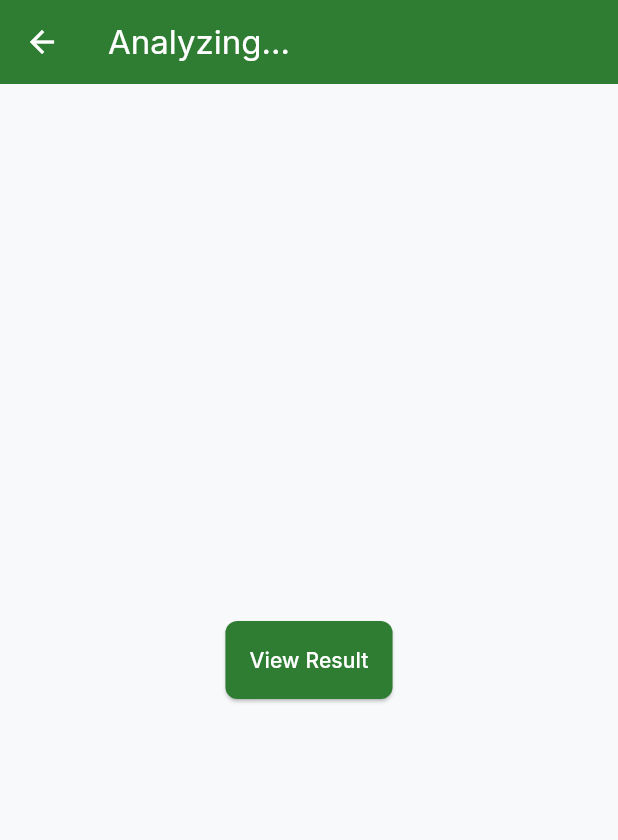
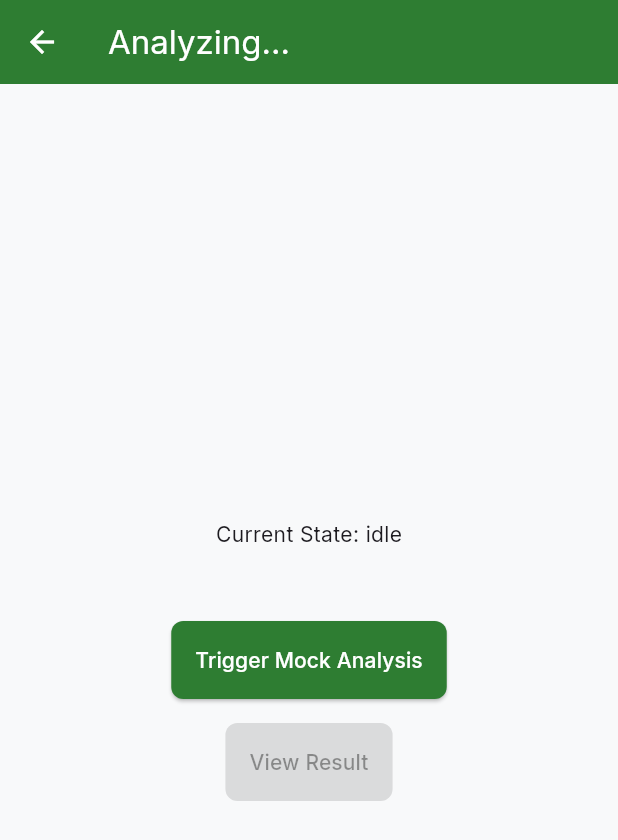
Before and after one commit to Pejayy-10/thesis-prototype, a Flutter app: the AnalysisScreen screen opened by its route, on a phone screen of 412 x 824 dp. Shown: the top 840 px of the screen. Run offline on Flutter 3.47's test engine with Material 3 defaults, Android fonts, the phone set to English and light mode, and no system bars; our stand-ins replace google_fonts.

Commit message:
feat: implement data layer and scan provider

```diff
--- /dev/null
+++ b/lib/providers/scan_provider.dart
@@ -0,0 +1,40 @@
+import 'package:flutter/material.dart';
+import '../data/models/scan_result.dart';
+import '../data/services/mock_inference_service.dart';
+
+enum ScanState { idle, loading, success, error }
+
+class ScanProvider extends ChangeNotifier {
+  final MockInferenceService _service = MockInferenceService();
+
+  ScanState _state = ScanState.idle;
+  ScanResult? _currentResult;
+  String? _errorMessage;
+
+  ScanState get state => _state;
+  ScanResult? get currentResult => _currentResult;
+  String? get errorMessage => _errorMessage;
+
+  Future<void> analyzeImage(String imagePath, InputModality modality) async {
+    _state = ScanState.loading;
+    _errorMessage = null;
+    notifyListeners();
+
+    try {
+      _currentResult = await _service.analyzeImage(imagePath, modality);
+      _state = ScanState.success;
+    } catch (e) {
+      _state = ScanState.error;
+      _errorMessage = e.toString();
+    } finally {
+      notifyListeners();
+    }
+  }
+
+  void reset() {
+    _state = ScanState.idle;
+    _currentResult = null;
+    _errorMessage = null;
+    notifyListeners();
+  }
+}
--- a/lib/screens/analysis_screen.dart
+++ b/lib/screens/analysis_screen.dart
@@ -1,16 +1,46 @@
 import 'package:flutter/material.dart';
+import 'package:provider/provider.dart';
+import '../providers/scan_provider.dart';
+import '../data/models/scan_result.dart';
 
 class AnalysisScreen extends StatelessWidget {
   const AnalysisScreen({super.key});
 
   @override
   Widget build(BuildContext context) {
+    final provider = context.watch<ScanProvider>();
+
     return Scaffold(
       appBar: AppBar(title: const Text('Analyzing...')),
       body: Center(
-        child: ElevatedButton(
-          onPressed: () => Navigator.pushNamed(context, '/result'),
-          child: const Text('View Result'),
+        child: Column(
+          mainAxisAlignment: MainAxisAlignment.center,
+          children: [
+            Text('Current State: ${provider.state.name}'),
+            const SizedBox(height: 16),
+            if (provider.state == ScanState.loading)
+              const CircularProgressIndicator(),
+            if (provider.state == ScanState.success)
+              Text('Result: ${provider.currentResult?.classification.commonName}'),
+            if (provider.state == ScanState.error)
+              Text('Error: ${provider.errorMessage}', style: const TextStyle(color: Colors.red)),
+
+            const SizedBox(height: 32),
+            ElevatedButton(
+              onPressed: () {
+                // Simulate analysis
+                context.read<ScanProvider>().analyzeImage('mock/path.jpg', InputModality.woodGrain);
+              },
+              child: const Text('Trigger Mock Analysis'),
+            ),
+            const SizedBox(height: 16),
+            ElevatedButton(
+              onPressed: provider.state == ScanState.success || provider.state == ScanState.error
+                  ? () => Navigator.pushNamed(context, '/result')
+                  : null,
+              child: const Text('View Result'),
+            ),
+          ],
         ),
       ),
     );
```
Also changed, not shown: lib/data/models/scan_result.dart (added, +81 -0 lines), lib/data/services/mock_inference_service.dart (added, +86 -0 lines), lib/main.dart (+10 -1 lines).
